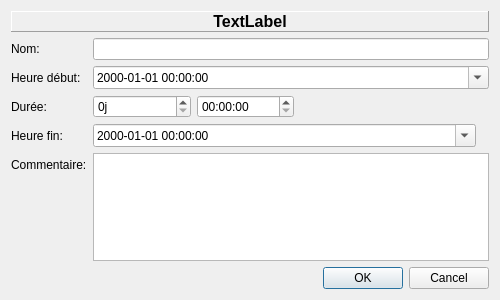
Before: the Qt Designer form src/pbregisteractivity/ui/ui_specifyrange.ui in ppoilbarbe/PBRegisterActivity, drawn with Qt 5.
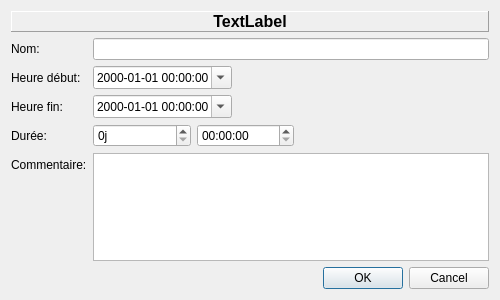
After: the same form once the commit is applied. Icons and pictures are not drawn.

Patch:
```diff
--- a/src/pbregisteractivity/ui/ui_specifyrange.ui
+++ b/src/pbregisteractivity/ui/ui_specifyrange.ui
@@ -67,24 +67,94 @@
       </widget>
      </item>
      <item row="1" column="1">
-      <widget class="QDateTimeEdit" name="dteStart">
-       <property name="sizePolicy">
-        <sizepolicy hsizetype="Preferred" vsizetype="Fixed">
-         <horstretch>0</horstretch>
-         <verstretch>0</verstretch>
-        </sizepolicy>
+      <layout class="QHBoxLayout" name="layoutStart">
+       <property name="topMargin">
+        <number>0</number>
        </property>
-       <property name="currentSection">
-        <enum>QDateTimeEdit::YearSection</enum>
-       </property>
-       <property name="displayFormat">
-        <string>yyyy-MM-dd HH:mm:ss</string>
-       </property>
-       <property name="calendarPopup">
-        <bool>true</bool>
+       <item>
+        <widget class="QDateTimeEdit" name="dteStart">
+         <property name="currentSection">
+          <enum>QDateTimeEdit::HourSection</enum>
+         </property>
+         <property name="displayFormat">
+          <string>yyyy-MM-dd HH:mm:ss</string>
+         </property>
+         <property name="calendarPopup">
+          <bool>true</bool>
+         </property>
+        </widget>
+       </item>
+       <item>
+        <spacer name="horizontalSpacer_2">
+         <property name="orientation">
+          <enum>Qt::Horizontal</enum>
+         </property>
+         <property name="sizeHint" stdset="0">
+          <size>
+           <width>40</width>
+           <height>20</height>
+          </size>
+         </property>
+        </spacer>
+       </item>
+      </layout>
+     </item>
+     <item row="2" column="0">
+      <widget class="QLabel" name="lblEnd">
+       <property name="text">
+        <string>Heure fin:</string>
        </property>
       </widget>
      </item>
+     <item row="2" column="1">
+      <layout class="QHBoxLayout" name="layoutEnd">
+       <item>
+        <widget class="QDateTimeEdit" name="dteEnd">
+         <property name="currentSection">
+          <enum>QDateTimeEdit::HourSection</enum>
+         </property>
+         <property name="displayFormat">
+          <string>yyyy-MM-dd HH:mm:ss</string>
+         </property>
+         <property name="calendarPopup">
+          <bool>true</bool>
+         </property>
+        </widget>
+       </item>
+       <item>
+        <widget class="QLabel" name="lblEndWarning">
+         <property name="maximumSize">
+          <size>
+           <width>24</width>
+           <height>24</height>
+          </size>
+         </property>
+         <property name="toolTip">
+          <string>Date/heure de fin incorrecte</string>
+         </property>
+         <property name="pixmap">
+          <pixmap resource="resources.qrc">:/images/icons/32x32/info_warning.png</pixmap>
+         </property>
+         <property name="scaledContents">
+          <bool>true</bool>
+         </property>
+        </widget>
+       </item>
+       <item>
+        <spacer name="horizontalSpacer_3">
+         <property name="orientation">
+          <enum>Qt::Horizontal</enum>
+         </property>
+         <property name="sizeHint" stdset="0">
+          <size>
+           <width>40</width>
+           <height>20</height>
+          </size>
+         </property>
+        </spacer>
+       </item>
+      </layout>
+     </item>
      <item row="3" column="0">
       <widget class="QLabel" name="lblDuration">
        <property name="text">
@@ -130,54 +200,14 @@
       </layout>
      </item>
      <item row="4" column="0">
-      <widget class="QLabel" name="lblEnd">
-       <property name="text">
-        <string>Heure fin:</string>
-       </property>
-      </widget>
-     </item>
-     <item row="6" column="0">
       <widget class="QLabel" name="lblComment">
        <property name="text">
         <string>Commentaire:</string>
        </property>
       </widget>
      </item>
-     <item row="6" column="1">
-      <widget class="QPlainTextEdit" name="edtComment"/>
-     </item>
      <item row="4" column="1">
-      <layout class="QHBoxLayout" name="horizontalLayout" stretch="1,0">
-       <item>
-        <widget class="QDateTimeEdit" name="dteEnd">
-         <property name="displayFormat">
-          <string>yyyy-MM-dd HH:mm:ss</string>
-         </property>
-         <property name="calendarPopup">
-          <bool>true</bool>
-         </property>
-        </widget>
-       </item>
-       <item>
-        <widget class="QLabel" name="lblEndWarning">
-         <property name="maximumSize">
-          <size>
-           <width>24</width>
-           <height>24</height>
-          </size>
-         </property>
-         <property name="toolTip">
-          <string>Date/heure de fin incorrecte</string>
-         </property>
-         <property name="pixmap">
-          <pixmap resource="resources.qrc">:/images/icons/32x32/info_warning.png</pixmap>
-         </property>
-         <property name="scaledContents">
-          <bool>true</bool>
-         </property>
-        </widget>
-       </item>
-      </layout>
+      <widget class="QPlainTextEdit" name="edtComment"/>
      </item>
     </layout>
    </item>
```
Left out of the diff: 1 changed line with no effect on the pictures.
